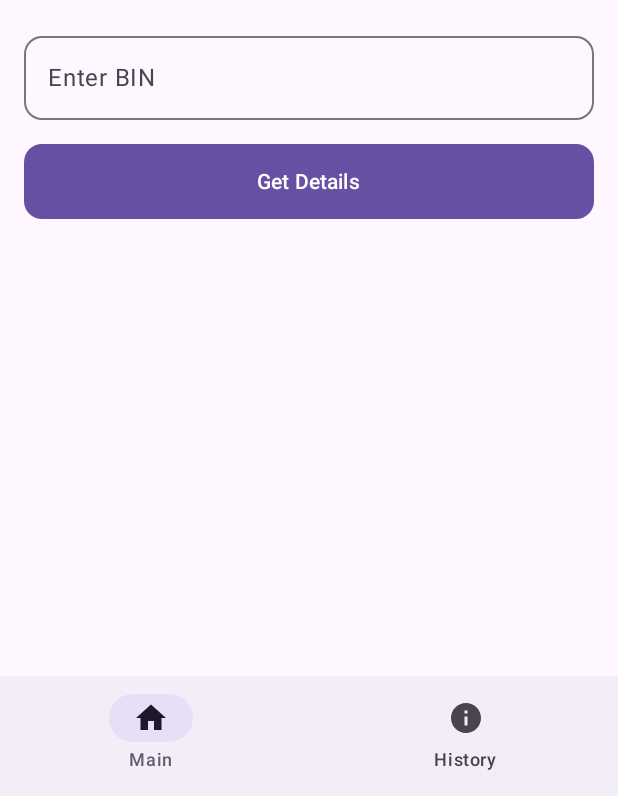
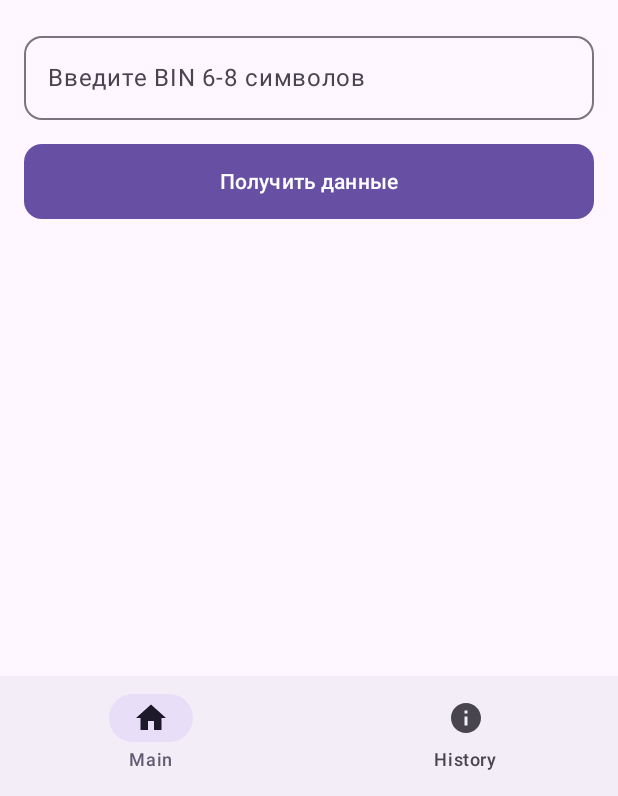
Before and after one commit to gurx0/bank-info-search, an Android app built with Jetpack Compose: the screen it shows after launch (MainActivity), on a phone screen of 412 x 824 dp, the part 440-1236 px from its top. Run offline under Robolectric (Android 15) with nearby library versions, the phone set to English and light mode, and no system bars; our stand-ins replace Room's generated code.

Commit message:
design fix

```diff
--- a/app/src/main/java/com/example/bank_info_search/presentation/MainActivity.kt
+++ b/app/src/main/java/com/example/bank_info_search/presentation/MainActivity.kt
@@ -6,7 +6,7 @@ import androidx.activity.compose.setContent
 import org.koin.android.ext.koin.androidContext
 import org.koin.core.context.startKoin
 import com.example.bank_info_search.di.appModule
-import com.example.bank_info_search.presentation.viewmodel.AppNavigation
+import com.example.bank_info_search.presentation.components.AppNavigation
 import com.example.bank_info_search.presentation.viewmodel.HistoryViewModel
 import com.example.bank_info_search.presentation.viewmodel.MainViewModel
 import org.koin.androidx.viewmodel.ext.android.viewModel
--- a/app/src/main/java/com/example/bank_info_search/presentation/components/Navigation.kt
+++ b/app/src/main/java/com/example/bank_info_search/presentation/components/Navigation.kt
@@ -1,4 +1,4 @@
-package com.example.bank_info_search.presentation.viewmodel
+package com.example.bank_info_search.presentation.components
 
 import androidx.compose.foundation.layout.padding
 import androidx.compose.material3.Scaffold
@@ -6,8 +6,6 @@ import androidx.compose.runtime.Composable
 import androidx.compose.runtime.LaunchedEffect
 import com.example.bank_info_search.presentation.screen.HistoryScreen
 import com.example.bank_info_search.presentation.screen.MainScreen
-import com.example.bank_info_search.presentation.viewmodel.HistoryViewModel
-import com.example.bank_info_search.presentation.viewmodel.MainViewModel
 import androidx.compose.material3.NavigationBar
 import androidx.compose.material3.NavigationBarItem
 import androidx.compose.material3.Icon
@@ -21,11 +19,13 @@ import androidx.navigation.compose.NavHost
 import androidx.navigation.compose.composable
 import androidx.navigation.compose.currentBackStackEntryAsState
 import androidx.navigation.compose.rememberNavController
+import com.example.bank_info_search.presentation.viewmodel.HistoryViewModel
+import com.example.bank_info_search.presentation.viewmodel.MainViewModel
 
 
 sealed class Screen(val route: String, val title: String, val icon: ImageVector) {
-    object Main : Screen("main", "Main", Icons.Default.Home)
-    object History : Screen("history", "History", Icons.Default.Info)
+    data object Main : Screen("main", "Main", Icons.Default.Home)
+    data object History : Screen("history", "History", Icons.Default.Info)
 }
 
 @Composable
@@ -49,6 +49,7 @@ fun AppNavigation(
                     onNavigateToHistory = { navController.navigate(Screen.History.route) }
                 )
             }
+            //обновление на каждое открытие
             composable(Screen.History.route) {
                 LaunchedEffect(Unit) {
                     historyViewModel.refreshHistory()
--- a/app/src/main/java/com/example/bank_info_search/presentation/screen/HistoryScreen.kt
+++ b/app/src/main/java/com/example/bank_info_search/presentation/screen/HistoryScreen.kt
@@ -13,9 +13,7 @@ import androidx.compose.runtime.getValue
 import androidx.compose.runtime.mutableStateOf
 import androidx.compose.runtime.saveable.rememberSaveable
 import androidx.compose.runtime.setValue
-import androidx.compose.ui.Alignment
 import androidx.compose.ui.Modifier
-import androidx.compose.ui.graphics.Color
 import androidx.compose.ui.unit.dp
 import androidx.compose.ui.unit.sp
 import androidx.compose.ui.platform.LocalContext
@@ -72,7 +70,7 @@ fun HistoryListItem(
             )
 
             if (isExpanded) {
-                Divider(color = MaterialTheme.colorScheme.onSurface.copy(alpha = 0.5f))
+                HorizontalDivider(color = MaterialTheme.colorScheme.onSurface.copy(alpha = 0.5f))
                 ExpandedDetails(historyItem.data)
             }
         }
--- a/app/src/main/java/com/example/bank_info_search/presentation/screen/MainScreen.kt
+++ b/app/src/main/java/com/example/bank_info_search/presentation/screen/MainScreen.kt
@@ -11,7 +11,6 @@ import androidx.compose.runtime.collectAsState
 import androidx.compose.runtime.getValue
 import androidx.compose.ui.Alignment
 import androidx.compose.ui.Modifier
-import androidx.compose.ui.graphics.Color
 import androidx.compose.ui.platform.LocalContext
 import androidx.compose.ui.text.font.FontWeight
 import androidx.compose.ui.unit.dp
@@ -42,7 +41,7 @@ fun MainScreen(viewModel: MainViewModel, onNavigateToHistory: () -> Unit) {
         OutlinedTextField(
             value = uiState.binInput,
             onValueChange = viewModel::onBinInputChange,
-            label = { Text("Enter BIN") },
+            label = { Text("Введите BIN 6-8 символов") },
             modifier = Modifier.fillMaxWidth(),
             shape = RoundedCornerShape(12.dp)
         )
@@ -56,7 +55,7 @@ fun MainScreen(viewModel: MainViewModel, onNavigateToHistory: () -> Unit) {
                 .height(50.dp),
             shape = RoundedCornerShape(12.dp)
         ) {
-            Text("Get Details")
+            Text("Получить данные")
         }
 
         Spacer(modifier = Modifier.height(24.dp))
```
